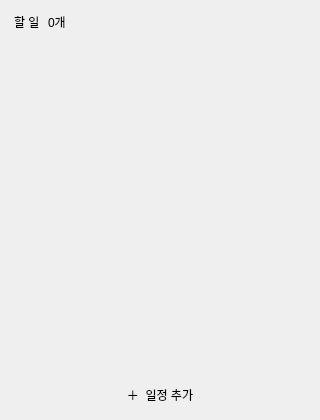
First picture: the form in src/todolist/ui/main_window.ui, repository sleimneer-cloud/todolist, before the edit.
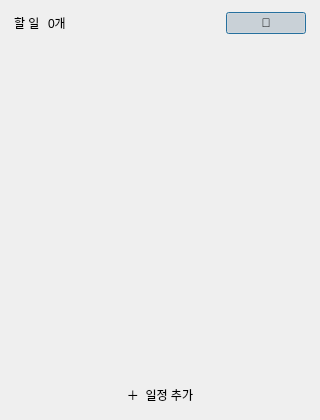
Second picture: the form after the edit.

What changed in the file:
```diff
--- a/src/todolist/ui/main_window.ui
+++ b/src/todolist/ui/main_window.ui
@@ -67,6 +67,28 @@
        </property>
       </spacer>
      </item>
+     <item>
+      <widget class="QPushButton" name="pin_button">
+       <property name="cursor">
+        <cursorShape>PointingHandCursor</cursorShape>
+       </property>
+       <property name="text">
+        <string>📌</string>
+       </property>
+       <property name="flat">
+        <bool>true</bool>
+       </property>
+       <property name="checkable">
+        <bool>true</bool>
+       </property>
+       <property name="checked">
+        <bool>true</bool>
+       </property>
+       <property name="toolTip">
+        <string>항상 위에 고정</string>
+       </property>
+      </widget>
+     </item>
     </layout>
    </item>
    <item>
```
